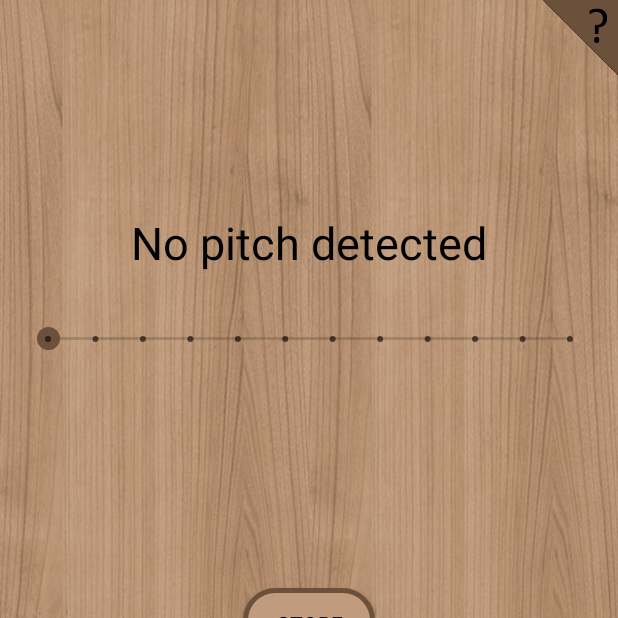
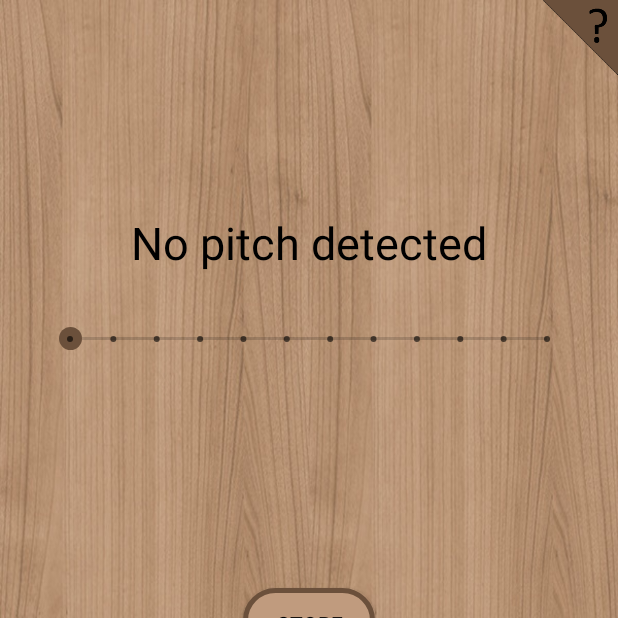
Before and after one commit to cs-4518/fp, an Android app: the screen it shows after launch (MainActivity), on a phone screen of 412 x 824 dp, the top half of it. Run offline under Robolectric (Android 15) with nearby library versions, the phone set to English and light mode, and no system bars; 4 statements that could not run were skipped.

Commit message:
Landscape variant (#19)
* Made landscape variant for mainActivity page and chord progression page

* Changed landscape variant design for main activity page

* locked portrait orientation for main activity

```diff
--- a/app/src/main/AndroidManifest.xml
+++ b/app/src/main/AndroidManifest.xml
@@ -23,7 +23,8 @@
                 android:name="android.support.PARENT_ACTIVITY"
                 android:value="android.example.cs4518fp.MainActivity" />
         </activity>
-        <activity android:name=".MainActivity">
+        <activity android:name=".MainActivity"
+            android:screenOrientation="portrait">
             <intent-filter>
                 <action android:name="android.intent.action.MAIN" />
 
--- a/app/src/main/java/android/example/cs4518fp/MainActivity.java
+++ b/app/src/main/java/android/example/cs4518fp/MainActivity.java
@@ -11,7 +11,9 @@ import android.support.v4.content.ContextCompat;
 import android.support.v7.app.AppCompatActivity;
 import android.os.Bundle;
 import android.text.method.ScrollingMovementMethod;
+import android.util.Log;
 import android.view.View;
+import android.widget.Button;
 import android.widget.SeekBar;
 import android.widget.TextView;
 import android.widget.Toast;
@@ -49,12 +51,21 @@ public class MainActivity extends AppCompatActivity {
     private final String STRING_KEY = "note";
     private final String STRING_KEY2 = "note2";
     private final String STRING_KEY3 = "note3";
+    private Button mClearButton;
+    private Button mStoreButton;
+    private Button mProgButton;
+    private TextView mPitchTextTitle;
+    private final static String TAG = "AppActivity";
+
 
     private SharedPreferences mPreferences;
+
+    private AudioDispatcher dispatcher;
 
     @Override
     protected void onCreate(Bundle savedInstanceState) {
         super.onCreate(savedInstanceState);
+        Log.d(TAG, "onCreate() created");
         setContentView(R.layout.activity_main);
 
         if (ContextCompat.checkSelfPermission(this, Manifest.permission.RECORD_AUDIO)
@@ -63,7 +74,7 @@ public class MainActivity extends AppCompatActivity {
                     123);
         }
 
-        AudioDispatcher dispatcher =
+        dispatcher =
                 AudioDispatcherFactory.fromDefaultMicrophone(22050, 1024, 0);
 
         mPitchText = findViewById(R.id.pitchText);
@@ -122,6 +133,13 @@ public class MainActivity extends AppCompatActivity {
             }
         }
     }
+
+    @Override
+    public void onStart() {
+        super.onStart();
+        Log.d(TAG, "onStart() called");
+    }
+
 
     private void processPitch(float inputPitch) {
         if (help_visible) return;
@@ -212,13 +230,28 @@ public class MainActivity extends AppCompatActivity {
     }
 
     public void toggleHelp(View view) {
+        mClearButton = findViewById(R.id.clearButton);
+        mStoreButton = findViewById(R.id.storeButton);
+        mProgButton = findViewById(R.id.chordProgressionButton);
+        mPitchTextTitle = findViewById(R.id.pitchText);
+
+
         if (help_visible) {
             help_visible = false;
             mHelpLayout.setVisibility(View.INVISIBLE);
+            mStoreButton.setVisibility(View.VISIBLE);
+            mClearButton.setVisibility(View.VISIBLE);
+            mProgButton.setVisibility(View.VISIBLE);
+            mPitchTextTitle.setVisibility(View.VISIBLE);
+
         } else {
             help_visible = true;
             mHelpText.scrollTo(0, 0);
             mHelpLayout.setVisibility(View.VISIBLE);
+            mStoreButton.setVisibility(View.INVISIBLE);
+            mClearButton.setVisibility(View.INVISIBLE);
+            mProgButton.setVisibility(View.INVISIBLE);
+            mPitchTextTitle.setVisibility(View.INVISIBLE);
         }
     }
 
@@ -269,6 +302,8 @@ public class MainActivity extends AppCompatActivity {
     @Override
     protected void onPause() {
         super.onPause();
+        Log.d(TAG, "onPause() called");
+
         SharedPreferences.Editor preferencesEditor = mPreferences.edit();
         preferencesEditor.putString(STRING_KEY, storage1);
         preferencesEditor.putString(STRING_KEY2, storage2);
@@ -277,4 +312,50 @@ public class MainActivity extends AppCompatActivity {
 
     }
 
+    @Override
+    protected void onResume() {
+        super.onResume();
+        Log.d(TAG, "onResume() called");
+        if (ContextCompat.checkSelfPermission(this, Manifest.permission.RECORD_AUDIO)
+                != PackageManager.PERMISSION_GRANTED) {
+            ActivityCompat.requestPermissions(this, new String[]{Manifest.permission.RECORD_AUDIO},
+                    123);
+        }
+
+        dispatcher =
+                AudioDispatcherFactory.fromDefaultMicrophone(22050, 1024, 0);
+
+
+
+        PitchDetectionHandler pdh = new PitchDetectionHandler() {
+            @Override
+            public void handlePitch(@NonNull PitchDetectionResult res, AudioEvent e) {
+                final float pitchInHz = res.getPitch();
+                runOnUiThread(new Runnable() {
+                    @Override
+                    public void run() {
+                        processPitch(pitchInHz);
+                    }
+                });
+            }
+        };
+        AudioProcessor pitchProcessor = new PitchProcessor(PitchProcessor.PitchEstimationAlgorithm.FFT_YIN, 22050, 1024, pdh);
+        dispatcher.addAudioProcessor(pitchProcessor);
+
+        Thread audioThread = new Thread(dispatcher, "Audio Thread");
+        audioThread.start();
+    }
+
+    @Override
+    public void onStop() {
+        super.onStop();
+        Log.d(TAG, "onStop() called");
+    }
+
+    @Override
+    public void onDestroy() {
+        super.onDestroy();
+        Log.d(TAG, "onDestroy() called");
+    }
+
 }
--- /dev/null
+++ b/app/src/main/res/layout-land/activity_main.xml
@@ -0,0 +1,199 @@
+<?xml version="1.0" encoding="utf-8"?>
+
+
+<android.support.constraint.ConstraintLayout xmlns:android="http://schemas.android.com/apk/res/android"
+    xmlns:app="http://schemas.android.com/apk/res-auto"
+    xmlns:tools="http://schemas.android.com/tools"
+    android:layout_width="match_parent"
+    android:layout_height="match_parent"
+    android:background="@drawable/wood"
+    android:gravity="center"
+    android:orientation="vertical"
+    tools:context=".MainActivity">
+
+
+    <TextView
+        android:id="@+id/pitchText"
+        android:layout_width="wrap_content"
+        android:layout_height="wrap_content"
+        android:text="@string/default_message"
+        android:textColor="#000000"
+        android:textSize="30sp"
+        app:layout_constraintBottom_toTopOf="@+id/pitchSeekBar"
+        app:layout_constraintEnd_toEndOf="parent"
+        app:layout_constraintHorizontal_bias="0.498"
+        app:layout_constraintStart_toStartOf="parent"
+        app:layout_constraintTop_toTopOf="parent"
+        app:layout_constraintVertical_bias="0.524" />
+
+    <SeekBar
+        android:id="@+id/pitchSeekBar"
+        style="@style/Widget.AppCompat.SeekBar.Discrete"
+        android:layout_width="350dp"
+        android:layout_height="12dp"
+        android:layout_marginBottom="85dp"
+        android:max="11"
+        android:progress="0"
+        android:progressTint="#6B503B"
+        android:thumb="@drawable/custom_thumb"
+        app:layout_constraintBottom_toTopOf="@+id/noteText"
+        app:layout_constraintEnd_toEndOf="parent"
+        app:layout_constraintHorizontal_bias="0.498"
+        app:layout_constraintStart_toStartOf="parent" />
+
+    <TextView
+        android:id="@+id/noteText"
+        android:layout_width="wrap_content"
+        android:layout_height="wrap_content"
+        android:layout_marginStart="16dp"
+        android:textAlignment="center"
+        android:textColor="#000000"
+        android:textSize="64sp"
+        app:layout_constraintBottom_toBottomOf="parent"
+        app:layout_constraintEnd_toStartOf="@+id/pitchSeekBar"
+        app:layout_constraintStart_toStartOf="@+id/pitchText"
+        app:layout_constraintTop_toTopOf="parent"
+        app:layout_constraintVertical_bias="0.541" />
+
+    <TextView
+        android:id="@+id/storageText1"
+        android:layout_width="wrap_content"
+        android:layout_height="wrap_content"
+        android:layout_marginTop="55dp"
+        android:textColor="#000000"
+        android:textSize="24sp"
+        app:layout_constraintEnd_toEndOf="@+id/pitchSeekBar"
+        app:layout_constraintStart_toEndOf="@+id/pitchText"
+        app:layout_constraintTop_toBottomOf="@+id/pitchSeekBar" />
+
+    <TextView
+        android:id="@+id/storageText2"
+        android:layout_width="wrap_content"
+        android:layout_height="wrap_content"
+        android:layout_marginTop="24dp"
+        android:textColor="#000000"
+        android:textSize="24sp"
+        app:layout_constraintEnd_toEndOf="@+id/pitchSeekBar"
+        app:layout_constraintStart_toEndOf="@+id/pitchText"
+        app:layout_constraintTop_toBottomOf="@+id/storageText1" />
+
+    <TextView
+        android:id="@+id/storageText3"
+        android:layout_width="wrap_content"
+        android:layout_height="wrap_content"
+        android:layout_marginTop="16dp"
+        android:textColor="#000000"
+        android:textSize="24sp"
+        app:layout_constraintBottom_toTopOf="@+id/clearButton"
+        app:layout_constraintEnd_toEndOf="@+id/pitchSeekBar"
+        app:layout_constraintStart_toEndOf="@+id/pitchText"
+        app:layout_constraintTop_toBottomOf="@+id/storageText2"
+        app:layout_constraintVertical_bias="0.083" />
+
+    <Button
+        android:id="@+id/chordProgressionButton"
+        android:layout_width="wrap_content"
+        android:layout_height="wrap_content"
+        android:layout_marginEnd="32dp"
+        android:layout_marginBottom="32dp"
+        android:background="@drawable/button_background"
+        android:onClick="showInfo"
+        android:text="@string/chord_prog_button"
+        android:textColor="#000000"
+        app:layout_constraintBottom_toBottomOf="parent"
+        app:layout_constraintEnd_toEndOf="parent"
+        app:layout_constraintStart_toEndOf="@+id/pitchSeekBar"
+        app:layout_constraintTop_toTopOf="@+id/clearButton" />
+
+    <Button
+        android:id="@+id/clearButton"
+        android:layout_width="wrap_content"
+        android:layout_height="wrap_content"
+        android:layout_marginBottom="28dp"
+        android:background="@drawable/button_background"
+        android:foregroundGravity="center_vertical"
+        android:onClick="clear"
+        android:text="@string/clear_button"
+        android:textColor="#000000"
+        app:layout_constraintBottom_toBottomOf="parent"
+        app:layout_constraintEnd_toEndOf="@+id/pitchSeekBar"
+        app:layout_constraintStart_toStartOf="@+id/pitchSeekBar"
+        app:layout_constraintTop_toBottomOf="@+id/pitchSeekBar"
+        app:layout_constraintVertical_bias="0.962" />
+
+    <Button
+        android:id="@+id/storeButton"
+        android:layout_width="wrap_content"
+        android:layout_height="wrap_content"
+        android:layout_marginStart="32dp"
+        android:layout_marginBottom="32dp"
+        android:background="@drawable/button_background"
+        android:onClick="store"
+        android:text="@string/store_button"
+        android:textColor="#000000"
+        app:layout_constraintBottom_toBottomOf="parent"
+        app:layout_constraintEnd_toStartOf="@+id/pitchSeekBar"
+        app:layout_constraintStart_toStartOf="parent"
+        app:layout_constraintTop_toTopOf="@+id/clearButton" />
+
+    <ImageButton
+        android:id="@+id/helpButton"
+        android:layout_width="50dp"
+        android:layout_height="50dp"
+        android:background="@null"
+        android:contentDescription="@string/help_desc"
+        android:onClick="toggleHelp"
+        android:scaleType="fitCenter"
+        app:layout_constraintEnd_toEndOf="parent"
+        app:layout_constraintTop_toTopOf="parent"
+        app:srcCompat="@drawable/help" />
+
+    <android.support.constraint.ConstraintLayout
+        android:id="@+id/helpLayout"
+        android:layout_width="match_parent"
+        android:layout_height="match_parent"
+        android:layout_marginStart="20dp"
+        android:layout_marginTop="34dp"
+        android:layout_marginEnd="20dp"
+        android:layout_marginBottom="34dp"
+        android:background="@color/colorLight"
+        android:visibility="invisible"
+        app:layout_constraintBottom_toBottomOf="parent"
+        app:layout_constraintEnd_toEndOf="parent"
+        app:layout_constraintStart_toStartOf="parent"
+        app:layout_constraintTop_toTopOf="parent">
+
+        <TextView
+            android:id="@+id/helpTitle"
+            android:layout_width="0dp"
+            android:layout_height="wrap_content"
+            android:layout_marginStart="24dp"
+            android:layout_marginTop="24dp"
+            android:layout_marginEnd="24dp"
+            android:gravity="center_horizontal|center_vertical"
+            android:text="@string/help_title"
+            android:textSize="36sp"
+            app:layout_constraintEnd_toEndOf="parent"
+            app:layout_constraintStart_toStartOf="parent"
+            app:layout_constraintTop_toTopOf="parent" />
+
+        <TextView
+            android:id="@+id/helpText"
+            android:layout_width="0dp"
+            android:layout_height="0dp"
+            android:layout_marginStart="24dp"
+            android:layout_marginTop="24dp"
+            android:layout_marginEnd="24dp"
+            android:layout_marginBottom="24dp"
+            android:gravity="center_horizontal|center_vertical"
+            android:scrollbars="vertical"
+            android:text="@string/help_text"
+            android:textSize="18sp"
+            app:layout_constraintBottom_toBottomOf="parent"
+            app:layout_constraintEnd_toEndOf="parent"
+            app:layout_constraintStart_toStartOf="parent"
+            app:layout_constraintTop_toBottomOf="@id/helpTitle" />
+
+    </android.support.constraint.ConstraintLayout>
+
+</android.support.constraint.ConstraintLayout>
--- a/app/src/main/res/layout/activity_main.xml
+++ b/app/src/main/res/layout/activity_main.xml
@@ -5,6 +5,7 @@
     xmlns:tools="http://schemas.android.com/tools"
     android:layout_width="match_parent"
     android:layout_height="match_parent">
+
 
     <LinearLayout
         android:layout_width="match_parent"
@@ -25,7 +26,7 @@
     <SeekBar
         android:id="@+id/pitchSeekBar"
         style="@style/Widget.AppCompat.SeekBar.Discrete"
-            android:layout_width="match_parent"
+        android:layout_width="350dp"
         android:layout_height="wrap_content"
         android:layout_marginStart="16dp"
         android:layout_marginTop="36dp"
```
Also changed, not shown: app/src/main/java/android/example/cs4518fp/ChordProgressionActivity.java (+20 -0 lines), app/src/main/res/layout-land/activity_chord_progression.xml (added, +169 -0 lines). Lines whose indentation alone changed are shown as unchanged.
